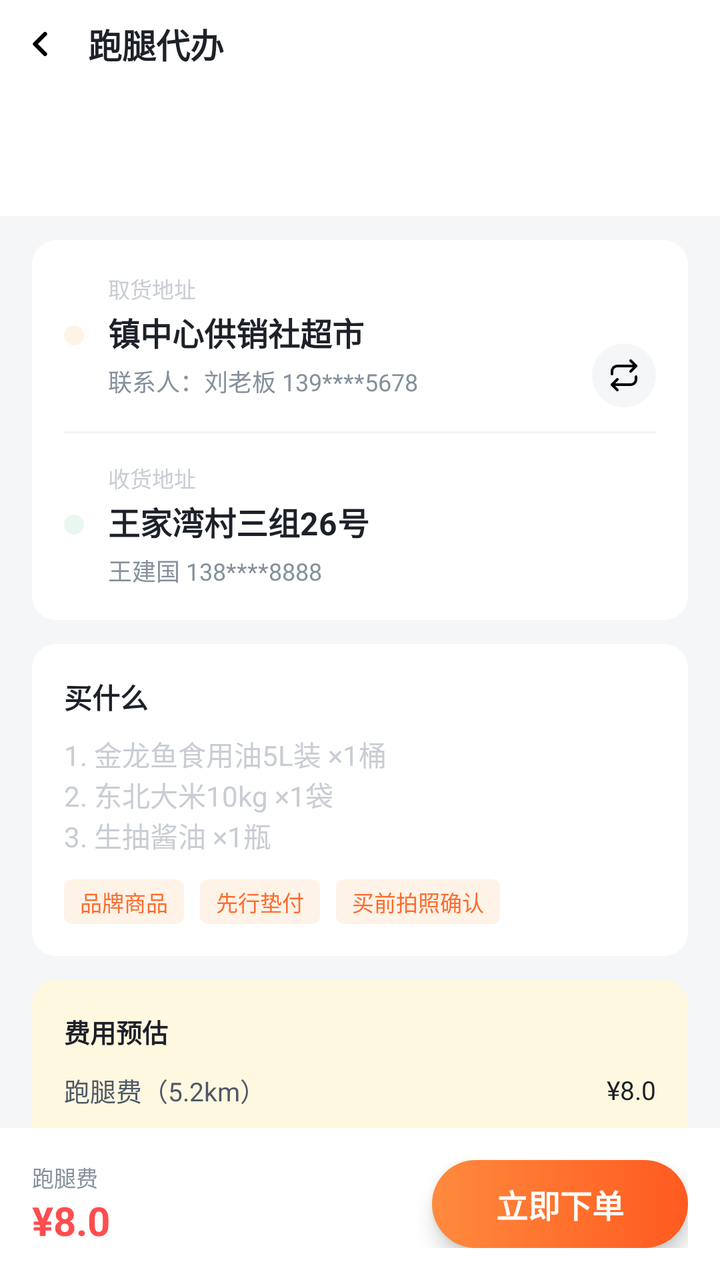
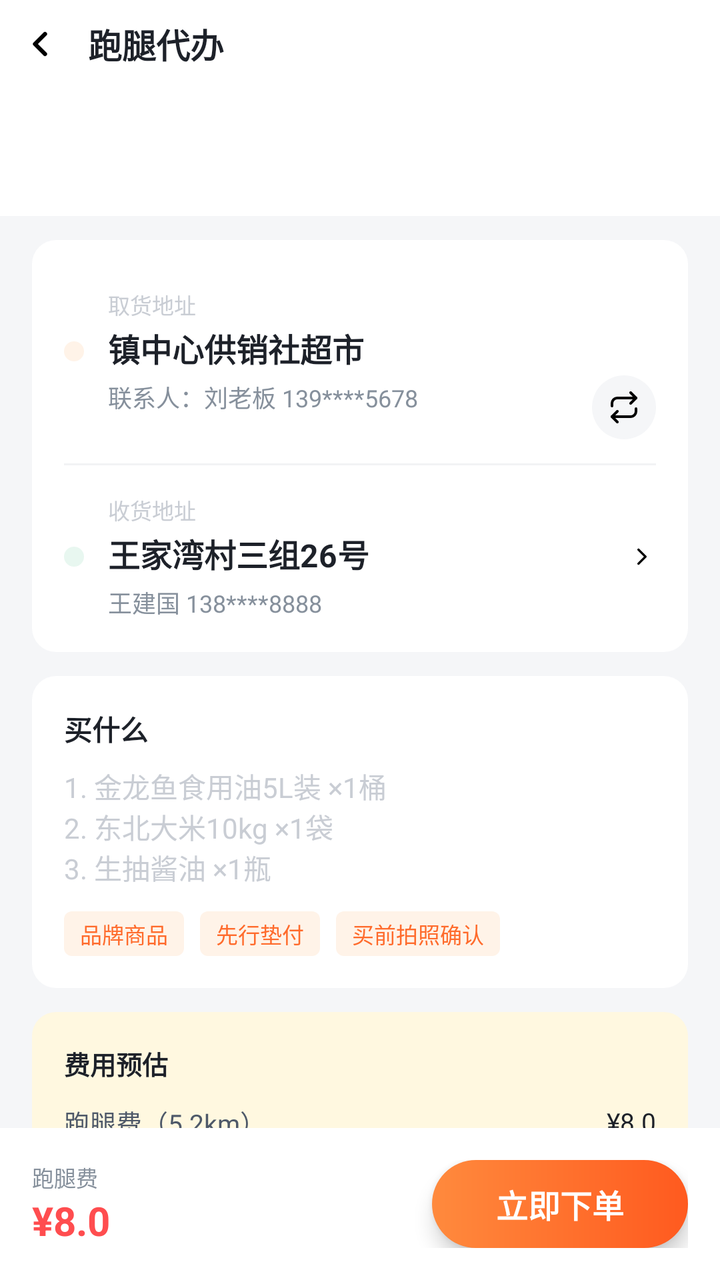

Screens rendered from an Android XML layout before and after an edit, with the pre-edit source and the edit as a unified diff.
<!-- AndroidManifest.xml: application theme Theme.DawnClient -->
<!-- res/layout/activity_errand.xml -->
<?xml version="1.0" encoding="utf-8"?>
<LinearLayout xmlns:android="http://schemas.android.com/apk/res/android"
    android:layout_width="match_parent"
    android:layout_height="match_parent"
    android:background="@color/bg"
    android:orientation="vertical">

    
    <LinearLayout
        android:layout_width="match_parent"
        android:layout_height="44dp"
        android:background="@color/white"
        android:gravity="center_vertical"
        android:orientation="horizontal">

        <ImageView
            android:id="@+id/btnBack"
            android:layout_width="40dp"
            android:layout_height="match_parent"
            android:contentDescription="返回"
            android:padding="10dp"
            android:src="@drawable/ic_chevron_left" />

        <TextView
            android:layout_width="wrap_content"
            android:layout_height="wrap_content"
            android:layout_marginLeft="4dp"
            android:text="跑腿代办"
            android:textColor="@color/text_primary"
            android:textSize="17sp"
            android:textStyle="bold" />
    </LinearLayout>

    <ScrollView
        android:layout_width="match_parent"
        android:layout_height="0dp"
        android:layout_weight="1"
        android:background="@color/bg"
        android:scrollbars="none">

        <LinearLayout
            android:layout_width="match_parent"
            android:layout_height="wrap_content"
            android:orientation="vertical">

            
            <LinearLayout
                android:id="@+id/typeTabs"
                android:layout_width="match_parent"
                android:layout_height="64dp"
                android:background="@color/white"
                android:orientation="horizontal" />

            
            <LinearLayout
                android:layout_width="match_parent"
                android:layout_height="wrap_content"
                android:layout_marginLeft="16dp"
                android:layout_marginTop="12dp"
                android:layout_marginRight="16dp"
                android:background="@drawable/bg_card"
                android:orientation="vertical"
                android:padding="16dp">

                <LinearLayout
                    android:layout_width="match_parent"
                    android:layout_height="wrap_content"
                    android:gravity="center_vertical"
                    android:orientation="horizontal">

                    <View
                        android:layout_width="10dp"
                        android:layout_height="10dp"
                        android:background="@drawable/bg_step_dot_pick" />

                    <LinearLayout
                        android:layout_width="0dp"
                        android:layout_height="wrap_content"
                        android:layout_marginLeft="12dp"
                        android:layout_weight="1"
                        android:orientation="vertical">

                        <TextView
                            android:layout_width="wrap_content"
                            android:layout_height="wrap_content"
                            android:text="取货地址"
                            android:textColor="@color/text_faint"
                            android:textSize="11sp" />

                        <TextView
                            android:id="@+id/tvPick"
                            android:layout_width="wrap_content"
                            android:layout_height="wrap_content"
                            android:layout_marginTop="2dp"
                            android:text="镇中心供销社超市"
                            android:textColor="@color/text_primary"
                            android:textSize="16sp"
                            android:textStyle="bold" />

                        <TextView
                            android:layout_width="wrap_content"
                            android:layout_height="wrap_content"
                            android:layout_marginTop="4dp"
                            android:text="联系人：刘老板 139****5678"
                            android:textColor="@color/text_tertiary"
                            android:textSize="12sp" />
                    </LinearLayout>
                </LinearLayout>

                <ImageView
                    android:id="@+id/btnSwap"
                    android:layout_width="32dp"
                    android:layout_height="32dp"
                    android:layout_gravity="end"
                    android:layout_marginTop="-28dp"
                    android:background="@drawable/bg_swap"
                    android:contentDescription="交换地址"
                    android:padding="8dp"
                    android:src="@drawable/ic_swap" />

                <View
                    android:layout_width="match_parent"
                    android:layout_height="1dp"
                    android:layout_marginTop="12dp"
                    android:background="@color/divider" />

                <LinearLayout
                    android:layout_width="match_parent"
                    android:layout_height="wrap_content"
                    android:layout_marginTop="14dp"
                    android:gravity="center_vertical"
                    android:orientation="horizontal">

                    <View
                        android:layout_width="10dp"
                        android:layout_height="10dp"
                        android:background="@drawable/bg_step_dot_drop" />

                    <LinearLayout
                        android:layout_width="0dp"
                        android:layout_height="wrap_content"
                        android:layout_marginLeft="12dp"
                        android:layout_weight="1"
                        android:orientation="vertical">

                        <TextView
                            android:layout_width="wrap_content"
                            android:layout_height="wrap_content"
                            android:text="收货地址"
                            android:textColor="@color/text_faint"
                            android:textSize="11sp" />

                        <TextView
                            android:id="@+id/tvDrop"
                            android:layout_width="wrap_content"
                            android:layout_height="wrap_content"
                            android:layout_marginTop="2dp"
                            android:text="王家湾村三组26号"
                            android:textColor="@color/text_primary"
                            android:textSize="16sp"
                            android:textStyle="bold" />

                        <TextView
                            android:layout_width="wrap_content"
                            android:layout_height="wrap_content"
                            android:layout_marginTop="4dp"
                            android:text="王建国 138****8888"
                            android:textColor="@color/text_tertiary"
                            android:textSize="12sp" />
                    </LinearLayout>
                </LinearLayout>
            </LinearLayout>

            
            <LinearLayout
                android:layout_width="match_parent"
                android:layout_height="wrap_content"
                android:layout_marginLeft="16dp"
                android:layout_marginTop="12dp"
                android:layout_marginRight="16dp"
                android:background="@drawable/bg_card"
                android:orientation="vertical"
                android:padding="16dp">

                <TextView
                    android:layout_width="wrap_content"
                    android:layout_height="wrap_content"
                    android:text="买什么"
                    android:textColor="@color/text_primary"
                    android:textSize="14sp"
                    android:textStyle="bold" />

                <EditText
                    android:id="@+id/etDesc"
                    android:layout_width="match_parent"
                    android:layout_height="wrap_content"
                    android:layout_marginTop="8dp"
                    android:background="@null"
                    android:hint="1. 金龙鱼食用油5L装 ×1桶&#10;2. 东北大米10kg ×1袋&#10;3. 生抽酱油 ×1瓶"
                    android:importantForAutofill="no"
                    android:inputType="textMultiLine"
                    android:minLines="3"
                    android:textColor="@color/text_primary"
                    android:textColorHint="@color/text_faint"
                    android:textSize="14sp" />

                <LinearLayout
                    android:layout_width="match_parent"
                    android:layout_height="wrap_content"
                    android:layout_marginTop="12dp"
                    android:orientation="horizontal">

                    <TextView
                        android:layout_width="wrap_content"
                        android:layout_height="wrap_content"
                        android:background="@drawable/bg_tag_food"
                        android:paddingLeft="8dp"
                        android:paddingTop="3dp"
                        android:paddingRight="8dp"
                        android:paddingBottom="3dp"
                        android:text="品牌商品"
                        android:textColor="@color/primary"
                        android:textSize="11sp" />

                    <TextView
                        android:layout_width="wrap_content"
                        android:layout_height="wrap_content"
                        android:layout_marginLeft="8dp"
                        android:background="@drawable/bg_tag_food"
                        android:paddingLeft="8dp"
                        android:paddingTop="3dp"
                        android:paddingRight="8dp"
                        android:paddingBottom="3dp"
                        android:text="先行垫付"
                        android:textColor="@color/primary"
                        android:textSize="11sp" />

                    <TextView
                        android:layout_width="wrap_content"
                        android:layout_height="wrap_content"
                        android:layout_marginLeft="8dp"
                        android:background="@drawable/bg_tag_food"
                        android:paddingLeft="8dp"
                        android:paddingTop="3dp"
                        android:paddingRight="8dp"
                        android:paddingBottom="3dp"
                        android:text="买前拍照确认"
                        android:textColor="@color/primary"
                        android:textSize="11sp" />
                </LinearLayout>
            </LinearLayout>

            
            <LinearLayout
                android:layout_width="match_parent"
                android:layout_height="wrap_content"
                android:layout_marginLeft="16dp"
                android:layout_marginTop="12dp"
                android:layout_marginRight="16dp"
                android:background="@drawable/bg_fee"
                android:orientation="vertical"
                android:padding="16dp">

                <TextView
                    android:layout_width="wrap_content"
                    android:layout_height="wrap_content"
                    android:text="费用预估"
                    android:textColor="@color/text_primary"
                    android:textSize="13sp"
                    android:textStyle="bold" />

                <LinearLayout
                    android:layout_width="match_parent"
                    android:layout_height="wrap_content"
                    android:layout_marginTop="10dp"
                    android:gravity="center_vertical"
                    android:orientation="horizontal">

                    <TextView
                        android:layout_width="0dp"
                        android:layout_height="wrap_content"
                        android:layout_weight="1"
                        android:text="跑腿费（5.2km）"
                        android:textColor="@color/text_secondary"
                        android:textSize="13sp" />

                    <TextView
                        android:layout_width="wrap_content"
                        android:layout_height="wrap_content"
                        android:text="¥8.0"
                        android:textColor="@color/text_primary"
                        android:textSize="13sp" />
                </LinearLayout>

                <LinearLayout
                    android:layout_width="match_parent"
                    android:layout_height="wrap_content"
                    android:layout_marginTop="8dp"
                    android:gravity="center_vertical"
                    android:orientation="horizontal">

                    <TextView
                        android:layout_width="0dp"
                        android:layout_height="wrap_content"
                        android:layout_weight="1"
                        android:text="商品垫付（实报实销）"
                        android:textColor="@color/text_secondary"
                        android:textSize="13sp" />

                    <TextView
                        android:layout_width="wrap_content"
                        android:layout_height="wrap_content"
                        android:text="约 ¥120"
                        android:textColor="@color/text_primary"
                        android:textSize="13sp" />
                </LinearLayout>

                <View
                    android:layout_width="match_parent"
                    android:layout_height="1dp"
                    android:layout_marginTop="10dp"
                    android:layout_marginBottom="10dp"
                    android:background="#33FF5A1F" />

                <LinearLayout
                    android:layout_width="match_parent"
                    android:layout_height="wrap_content"
                    android:gravity="center_vertical"
                    android:orientation="horizontal">

                    <TextView
                        android:layout_width="0dp"
                        android:layout_height="wrap_content"
                        android:layout_weight="1"
                        android:text="需预付跑腿费"
                        android:textColor="@color/text_secondary"
                        android:textSize="13sp" />

                    <TextView
                        android:layout_width="wrap_content"
                        android:layout_height="wrap_content"
                        android:text="¥8.0"
                        android:textColor="@color/reward"
                        android:textSize="15sp"
                        android:textStyle="bold" />
                </LinearLayout>
            </LinearLayout>

            <View
                android:layout_width="match_parent"
                android:layout_height="16dp" />
        </LinearLayout>
    </ScrollView>

    
    <LinearLayout
        android:layout_width="match_parent"
        android:layout_height="wrap_content"
        android:background="@color/white"
        android:gravity="center_vertical"
        android:orientation="horizontal"
        android:padding="16dp">

        <LinearLayout
            android:layout_width="0dp"
            android:layout_height="wrap_content"
            android:layout_weight="1"
            android:orientation="vertical">

            <TextView
                android:layout_width="wrap_content"
                android:layout_height="wrap_content"
                android:text="跑腿费"
                android:textColor="@color/text_tertiary"
                android:textSize="11sp" />

            <TextView
                android:layout_width="wrap_content"
                android:layout_height="wrap_content"
                android:text="¥8.0"
                android:textColor="@color/reward"
                android:textSize="20sp"
                android:textStyle="bold" />
        </LinearLayout>

        <TextView
            android:id="@+id/btnSubmit"
            android:layout_width="wrap_content"
            android:layout_height="44dp"
            android:background="@drawable/bg_btn_grad"
            android:elevation="6dp"
            android:gravity="center"
            android:paddingLeft="32dp"
            android:paddingRight="32dp"
            android:text="立即下单"
            android:textColor="@color/white"
            android:textSize="16sp"
            android:textStyle="bold" />
    </LinearLayout>
</LinearLayout>
<!-- resources referenced by this layout -->
<resources>
  <color name="bg">#F5F6F8</color>
  <color name="divider">#F2F3F5</color>
  <color name="primary">#FF6B2C</color>
  <color name="reward">#FF4D4F</color>
  <color name="text_faint">#C9CDD4</color>
  <color name="text_primary">#1D2129</color>
  <color name="text_secondary">#4E5969</color>
  <color name="text_tertiary">#86909C</color>
  <color name="white">#FFFFFF</color>
  <!-- drawable bg_btn_grad (drawable) -->
  <?xml version="1.0" encoding="utf-8"?>
  <shape xmlns:android="http://schemas.android.com/apk/res/android">
      <gradient
          android:angle="0"
          android:endColor="#FF5A1F"
          android:startColor="#FF8A3D" />
      <corners android:radius="24dp" />
  </shape>
  <!-- drawable bg_card (drawable) -->
  <?xml version="1.0" encoding="utf-8"?>
  <shape xmlns:android="http://schemas.android.com/apk/res/android">
      <solid android:color="@color/white" />
      <corners android:radius="12dp" />
  </shape>
  <!-- drawable bg_fee (drawable) -->
  <?xml version="1.0" encoding="utf-8"?>
  <shape xmlns:android="http://schemas.android.com/apk/res/android">
      <solid android:color="#FFF8E0" />
      <corners android:radius="12dp" />
  </shape>
  <!-- drawable bg_step_dot_drop (drawable) -->
  <?xml version="1.0" encoding="utf-8"?>
  <shape xmlns:android="http://schemas.android.com/apk/res/android" android:shape="oval">
      <solid android:color="@color/drop_dot_bg" />
  </shape>
  <!-- drawable bg_step_dot_pick (drawable) -->
  <?xml version="1.0" encoding="utf-8"?>
  <shape xmlns:android="http://schemas.android.com/apk/res/android" android:shape="oval">
      <solid android:color="@color/chip_active_bg" />
  </shape>
  <!-- drawable bg_swap (drawable) -->
  <?xml version="1.0" encoding="utf-8"?>
  <shape xmlns:android="http://schemas.android.com/apk/res/android"
      android:shape="oval">
      <solid android:color="#F5F6F8" />
  </shape>
  <!-- drawable bg_tag_food (drawable) -->
  <?xml version="1.0" encoding="utf-8"?>
  <shape xmlns:android="http://schemas.android.com/apk/res/android">
      <solid android:color="@color/chip_active_bg" />
      <corners android:radius="4dp" />
  </shape>
  <!-- drawable ic_chevron_left (drawable) -->
  <?xml version="1.0" encoding="utf-8"?>
  <vector xmlns:android="http://schemas.android.com/apk/res/android"
      android:width="24dp"
      android:height="24dp"
      android:viewportWidth="24"
      android:viewportHeight="24">
      <path
          android:fillColor="@android:color/transparent"
          android:strokeColor="#FF000000"
          android:strokeLineCap="round"
          android:strokeLineJoin="round"
          android:strokeWidth="2.5"
          android:pathData="M15,18l-6,-6l6,-6" />
  </vector>
  <style name="Theme.DawnClient" parent="Theme.AppCompat.Light.NoActionBar">
          <item name="android:windowBackground">@color/bg</item>
          <item name="android:statusBarColor">@android:color/transparent</item>
          <item name="android:navigationBarColor">@android:color/transparent</item>
          <item name="android:windowLightStatusBar">false</item>
          <item name="android:forceDarkAllowed">false</item>
          <item name="colorPrimary">@color/primary</item>
          <item name="colorPrimaryDark">@color/primary_dark</item>
          <item name="colorAccent">@color/primary</item>
      </style>
  <color name="drop_dot_bg">#E8F7F0</color>
  <color name="chip_active_bg">#FFF3E8</color>
  <color name="primary_dark">#FF5A1F</color>
  <!-- unchanged entries left out for length: 1 -->
</resources>

<!-- the commit's change to res/layout/activity_errand.xml (unified diff, before → after) -->
@@ -7,10 +7,12 @@
 
     
     <LinearLayout
+        android:id="@+id/navBar"
         android:layout_width="match_parent"
-        android:layout_height="44dp"
+        android:layout_height="wrap_content"
         android:background="@color/white"
         android:gravity="center_vertical"
+        android:minHeight="44dp"
         android:orientation="horizontal">
 
         <ImageView
@@ -63,10 +65,13 @@
                 android:padding="16dp">
 
                 <LinearLayout
+                    android:id="@+id/rowPick"
                     android:layout_width="match_parent"
                     android:layout_height="wrap_content"
                     android:gravity="center_vertical"
-                    android:orientation="horizontal">
+                    android:orientation="horizontal"
+                    android:paddingTop="8dp"
+                    android:paddingBottom="8dp">
 
                     <View
                         android:layout_width="10dp"
@@ -98,6 +103,7 @@
                             android:textStyle="bold" />
 
                         <TextView
+                            android:id="@+id/tvPickSub"
                             android:layout_width="wrap_content"
                             android:layout_height="wrap_content"
                             android:layout_marginTop="4dp"
@@ -125,6 +131,7 @@
                     android:background="@color/divider" />
 
                 <LinearLayout
+                    android:id="@+id/rowDrop"
                     android:layout_width="match_parent"
                     android:layout_height="wrap_content"
                     android:layout_marginTop="14dp"
@@ -161,6 +168,7 @@
                             android:textStyle="bold" />
 
                         <TextView
+                            android:id="@+id/tvDropSub"
                             android:layout_width="wrap_content"
                             android:layout_height="wrap_content"
                             android:layout_marginTop="4dp"
@@ -168,6 +176,12 @@
                             android:textColor="@color/text_tertiary"
                             android:textSize="12sp" />
                     </LinearLayout>
+
+                    <ImageView
+                        android:layout_width="14dp"
+                        android:layout_height="14dp"
+                        android:contentDescription="选择地址"
+                        android:src="@drawable/ic_chevron_right" />
                 </LinearLayout>
             </LinearLayout>
 
@@ -277,6 +291,7 @@
                     android:orientation="horizontal">
 
                     <TextView
+                        android:id="@+id/tvFeeLabel"
                         android:layout_width="0dp"
                         android:layout_height="wrap_content"
                         android:layout_weight="1"
@@ -285,6 +300,7 @@
                         android:textSize="13sp" />
 
                     <TextView
+                        android:id="@+id/tvFee"
                         android:layout_width="wrap_content"
                         android:layout_height="wrap_content"
                         android:text="¥8.0"
@@ -337,6 +353,7 @@
                         android:textSize="13sp" />
 
                     <TextView
+                        android:id="@+id/tvPrepay"
                         android:layout_width="wrap_content"
                         android:layout_height="wrap_content"
                         android:text="¥8.0"
@@ -375,6 +392,7 @@
                 android:textSize="11sp" />
 
             <TextView
+                android:id="@+id/tvBottomFee"
                 android:layout_width="wrap_content"
                 android:layout_height="wrap_content"
                 android:text="¥8.0"
<!-- resource entries referenced after the edit -->
@@ -67,6 +67,21 @@
           android:strokeWidth="2.5"
           android:pathData="M15,18l-6,-6l6,-6" />
   </vector>
+  <!-- drawable ic_chevron_right (drawable) -->
+  <?xml version="1.0" encoding="utf-8"?>
+  <vector xmlns:android="http://schemas.android.com/apk/res/android"
+      android:width="24dp"
+      android:height="24dp"
+      android:viewportWidth="24"
+      android:viewportHeight="24">
+      <path
+          android:fillColor="@android:color/transparent"
+          android:strokeColor="#FF000000"
+          android:strokeLineCap="round"
+          android:strokeLineJoin="round"
+          android:strokeWidth="2"
+          android:pathData="M9,18l6,-6l-6,-6" />
+  </vector>
   <style name="Theme.DawnClient" parent="Theme.AppCompat.Light.NoActionBar">
           <item name="android:windowBackground">@color/bg</item>
           <item name="android:statusBarColor">@android:color/transparent</item>
